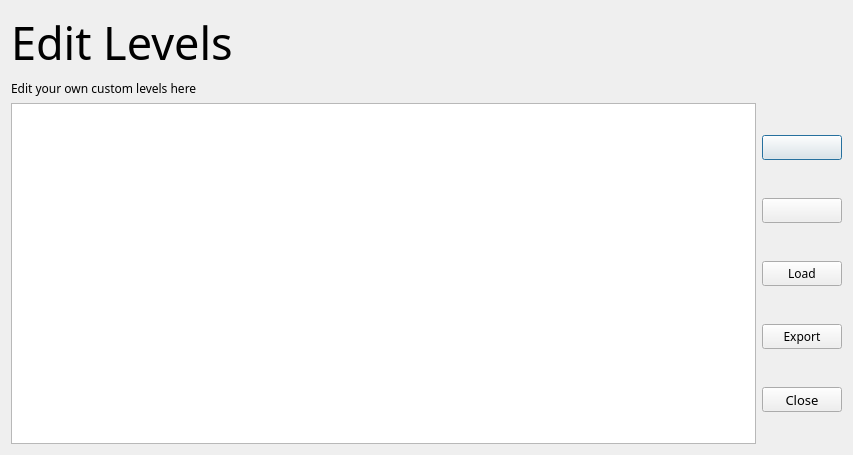
The window that wikiLYNX/ui/editlevel.ui (flamboyantpenguin/wikilynx) describes before a commit, drawn with Qt 5.
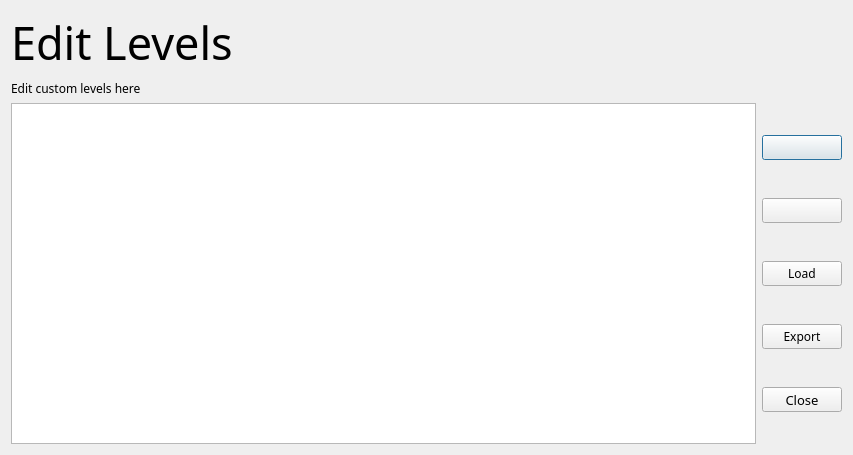
The same window after the commit. Icons and pictures are not drawn.

Commit message: Release 1.5.0-C2     - Changed QTableWidget for levels to QListWidget     - UI revamp for editLevel dialog and getLevel dialog     - Adding/Editing new levels currently unavailable (Work in Progress)     - Minor UI Fixes

Diff of the .ui file:
```diff
--- a/wikiLYNX/ui/editlevel.ui
+++ b/wikiLYNX/ui/editlevel.ui
@@ -56,7 +56,7 @@
    <item>
     <widget class="QLabel" name="label_2">
      <property name="text">
-      <string>Edit your own custom levels here</string>
+      <string>Edit custom levels here</string>
      </property>
     </widget>
    </item>
```
The commit also changes 8 other files.
